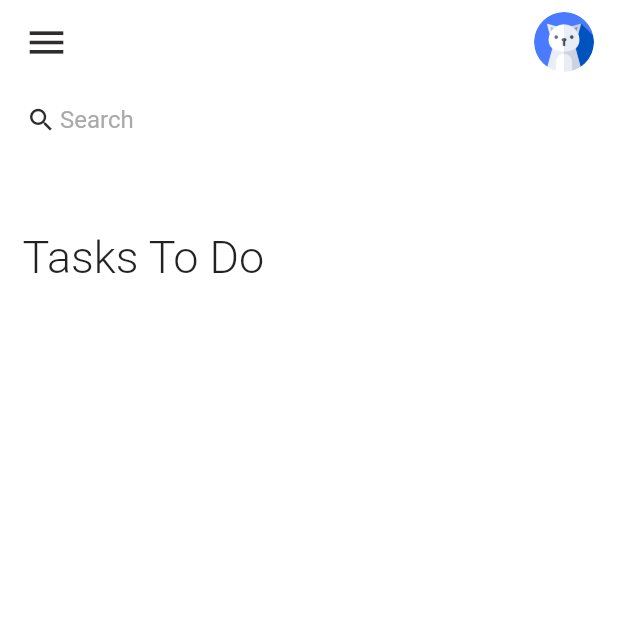
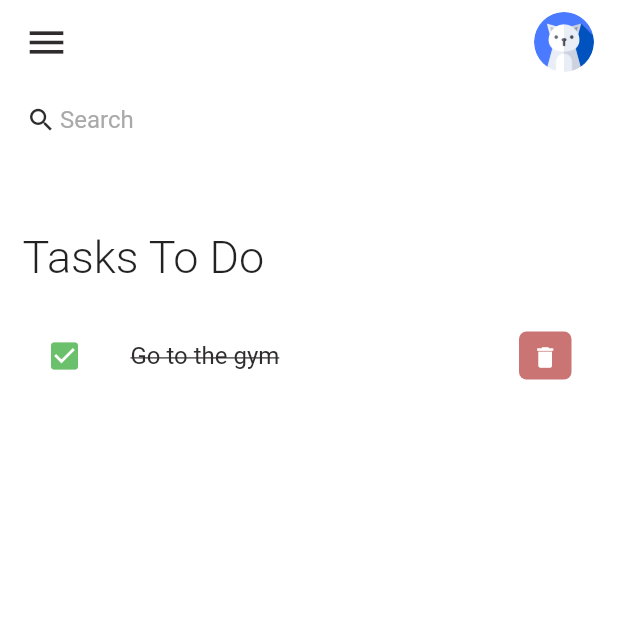
Before and after one commit to nouhelion/shiny-memory, a Flutter app: the screen it shows after launch, on a phone screen of 412 x 824 dp, the top half of it. Run offline on Flutter 3.47's test engine with Material 2 defaults, Android fonts, the phone set to English and light mode, and no system bars.

```diff
--- a/memory/lib/constants/colors.dart
+++ b/memory/lib/constants/colors.dart
@@ -1,9 +1,9 @@
 import 'package:flutter/material.dart';
 
 
-const Color Remred=Color(0xffc73d3d);
-const Color Remblue=Color(0xff4747c0);
-const Color Remgreen=Color(0xff47d447);
+const Color Remred=Color(0xffca7474);
+const Color Remblue=Color(0xff8a8ae3);
+const Color Remgreen=Color(0xff6bc06b);
 
 const Color RemBlack=Color(0xff2e2c2c);
 const Color RemGrey=Color(0xffa9a9a9);
--- a/memory/lib/screens/home.dart
+++ b/memory/lib/screens/home.dart
@@ -1,5 +1,5 @@
 import 'package:flutter/material.dart';
-
+import '../widgets/todo_item.dart';
 import '../constants/colors.dart';
 
 class Home extends StatelessWidget {
@@ -26,7 +26,8 @@ class Home extends StatelessWidget {
                         fontWeight: FontWeight.w300,
                       ),
                     ),
-                  )
+                  ),
+                  ToDoItem(),
                 ],
               ),
             )
--- a/memory/lib/widgets/todo_item.dart
+++ b/memory/lib/widgets/todo_item.dart
@@ -0,0 +1,45 @@
+import 'package:flutter/material.dart';
+
+import '../constants/colors.dart';
+
+class ToDoItem extends StatelessWidget {
+  const ToDoItem({Key? key}) : super(key: key);
+  @override
+  Widget build(BuildContext context) {
+    return Container(
+      child: ListTile(
+        onTap: () {},
+        shape: RoundedRectangleBorder(
+          borderRadius: BorderRadius.circular(20),
+        ),
+        tileColor: Colors.white,
+        leading: Icon(
+          Icons.check_box,
+          color: Remgreen,
+        ),
+        title: Text(
+          'Go to the gym',
+          style: TextStyle(
+              fontSize: 16,
+              color: RemBlack,
+              decoration: TextDecoration.lineThrough),
+        ),
+        trailing: Container(
+          padding:EdgeInsets.all(0),
+          margin: EdgeInsets.symmetric(vertical:12),
+          width: 35,
+          height: 35,
+          decoration: BoxDecoration(
+            color: Remred,
+            borderRadius: BorderRadius.circular(5),
+          ),
+          child: IconButton(
+            color: Colors.white,
+            iconSize: 18,
+            icon: Icon(Icons.delete), onPressed: () {  },
+          ),
+        ),
+      ),
+    );
+  }
+}
```
